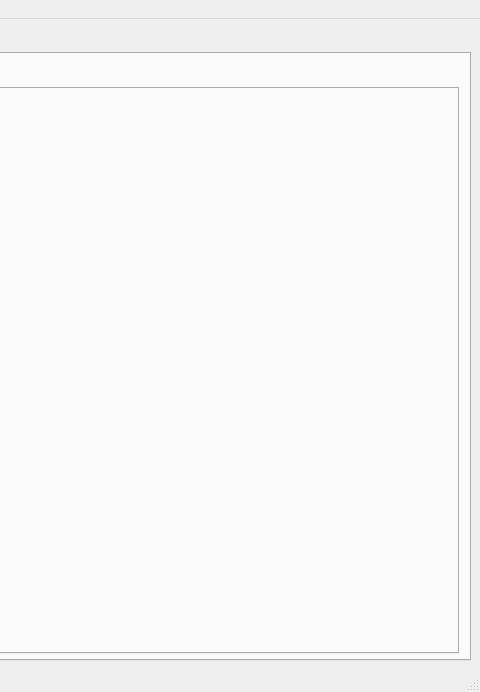
This is accupatt/windows/ui/mainWindow.ui in gill14/AccuPatt as Qt 5 draws it before an edit; both pictures show x 635 to 1115 and y 0 to 692 of the 1115 by 692 pixel window. The edited form follows.
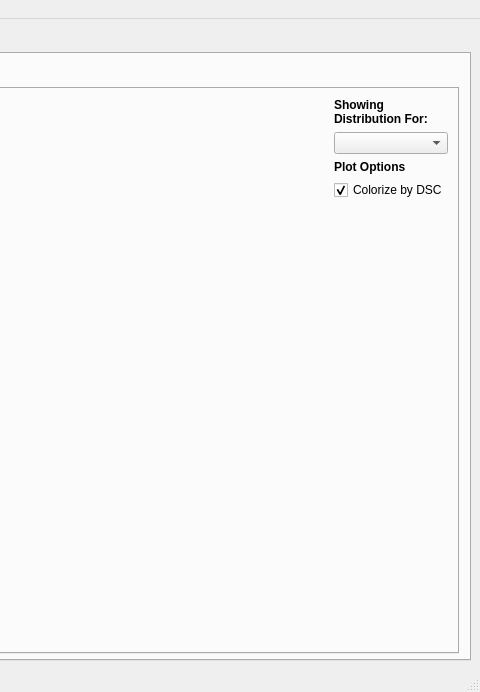
This is the edited form. The open tabs and pages were chosen to show the change. Custom widgets are drawn as their Qt base class.

Commit message: spatial card plots, plus dsc coloring

```diff
--- a/accupatt/windows/ui/mainWindow.ui
+++ b/accupatt/windows/ui/mainWindow.ui
@@ -1728,6 +1728,128 @@
            <attribute name="title">
             <string>Spatial Distribution</string>
            </attribute>
+           <layout class="QHBoxLayout" name="horizontalLayout_7">
+            <item>
+             <layout class="QVBoxLayout" name="verticalLayout_8">
+              <item>
+               <widget class="MplWidget" name="mplWidgetCardSpatial1" native="true">
+                <property name="sizePolicy">
+                 <sizepolicy hsizetype="Expanding" vsizetype="Preferred">
+                  <horstretch>0</horstretch>
+                  <verstretch>0</verstretch>
+                 </sizepolicy>
+                </property>
+               </widget>
+              </item>
+              <item>
+               <widget class="MplWidget" name="mplWidgetCardSpatial2" native="true">
+                <property name="sizePolicy">
+                 <sizepolicy hsizetype="Expanding" vsizetype="Preferred">
+                  <horstretch>0</horstretch>
+                  <verstretch>0</verstretch>
+                 </sizepolicy>
+                </property>
+               </widget>
+              </item>
+             </layout>
+            </item>
+            <item>
+             <layout class="QVBoxLayout" name="verticalLayout_7">
+              <item>
+               <widget class="QLabel" name="label_5">
+                <property name="maximumSize">
+                 <size>
+                  <width>16777215</width>
+                  <height>16777215</height>
+                 </size>
+                </property>
+                <property name="font">
+                 <font>
+                  <weight>75</weight>
+                  <bold>true</bold>
+                 </font>
+                </property>
+                <property name="text">
+                 <string>Showing Distribution For: </string>
+                </property>
+                <property name="wordWrap">
+                 <bool>true</bool>
+                </property>
+               </widget>
+              </item>
+              <item>
+               <widget class="QComboBox" name="comboBoxSprayCardDist2">
+                <property name="sizePolicy">
+                 <sizepolicy hsizetype="Preferred" vsizetype="Fixed">
+                  <horstretch>0</horstretch>
+                  <verstretch>0</verstretch>
+                 </sizepolicy>
+                </property>
+                <property name="maximumSize">
+                 <size>
+                  <width>16777215</width>
+                  <height>16777215</height>
+                 </size>
+                </property>
+               </widget>
+              </item>
+              <item>
+               <widget class="QLabel" name="label_32">
+                <property name="maximumSize">
+                 <size>
+                  <width>16777215</width>
+                  <height>16777215</height>
+                 </size>
+                </property>
+                <property name="font">
+                 <font>
+                  <weight>75</weight>
+                  <bold>true</bold>
+                 </font>
+                </property>
+                <property name="text">
+                 <string>Plot Options</string>
+                </property>
+               </widget>
+              </item>
+              <item>
+               <widget class="QCheckBox" name="checkBoxColorByDSC">
+                <property name="sizePolicy">
+                 <sizepolicy hsizetype="Fixed" vsizetype="Fixed">
+                  <horstretch>0</horstretch>
+                  <verstretch>0</verstretch>
+                 </sizepolicy>
+                </property>
+                <property name="maximumSize">
+                 <size>
+                  <width>16777215</width>
+                  <height>16777215</height>
+                 </size>
+                </property>
+                <property name="text">
+                 <string>Colorize by DSC</string>
+                </property>
+                <property name="checked">
+                 <bool>true</bool>
+                </property>
+               </widget>
+              </item>
+              <item>
+               <spacer name="verticalSpacer">
+                <property name="orientation">
+                 <enum>Qt::Vertical</enum>
+                </property>
+                <property name="sizeHint" stdset="0">
+                 <size>
+                  <width>20</width>
+                  <height>40</height>
+                 </size>
+                </property>
+               </spacer>
+              </item>
+             </layout>
+            </item>
+           </layout>
           </widget>
          </widget>
         </item>
```
Left out of the diff: 2 changed lines with no effect on the pictures. The commit also changes 3 other files.
